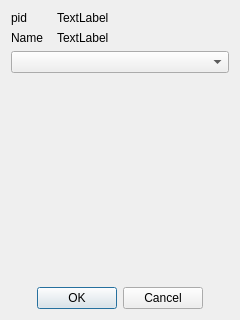
First picture: the form in signalwindow.ui, repository SawyerTheHollow/ProcessControlTool, before the edit.
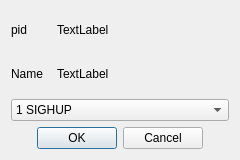
Second picture: the form after the edit.

```diff
--- a/signalwindow.ui
+++ b/signalwindow.ui
@@ -7,7 +7,7 @@
     <x>0</x>
     <y>0</y>
     <width>240</width>
-    <height>320</height>
+    <height>160</height>
    </rect>
   </property>
   <property name="windowTitle">
@@ -88,6 +88,9 @@
    </item>
    <item>
     <widget class="QComboBox" name="signalwindow_signalComboBox">
+     <property name="currentIndex">
+      <number>0</number>
+     </property>
      <property name="placeholderText">
       <string>Сигнал</string>
      </property>
@@ -198,19 +201,6 @@
      </item>
     </widget>
    </item>
-   <item>
-    <spacer name="verticalSpacer">
-     <property name="orientation">
-      <enum>Qt::Orientation::Vertical</enum>
-     </property>
-     <property name="sizeHint" stdset="0">
-      <size>
-       <width>20</width>
-       <height>40</height>
-      </size>
-     </property>
-    </spacer>
-   </item>
    <item>
     <widget class="QDialogButtonBox" name="buttonBox">
      <property name="orientation">
```
